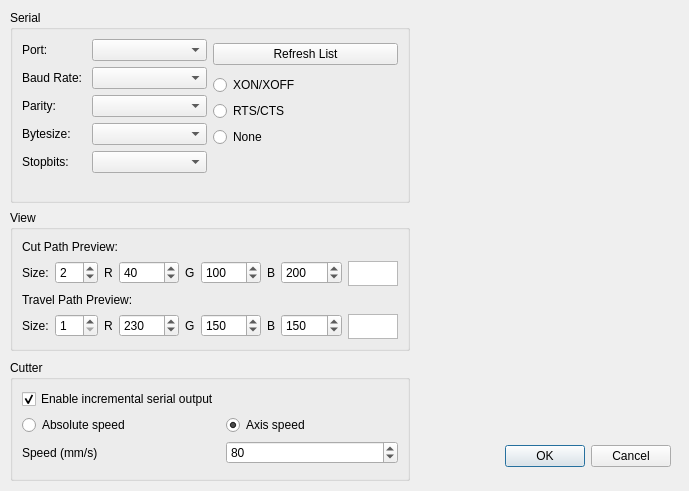
Qt form dialogsettings.ui (makerslocal/localplot) before a commit.
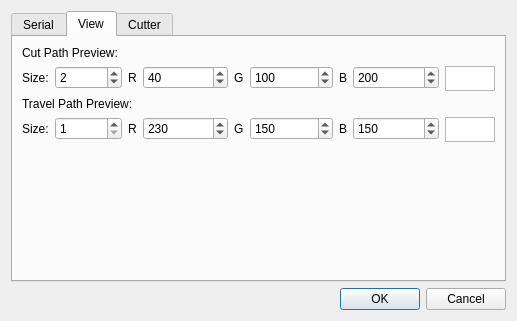
The same form after that commit. The open tabs and pages were chosen to show the change.

Commit message: Cleaned up the settings dialog

Patch:
```diff
--- a/dialogsettings.ui
+++ b/dialogsettings.ui
@@ -6,54 +6,30 @@
    <rect>
     <x>0</x>
     <y>0</y>
-    <width>689</width>
-    <height>491</height>
+    <width>517</width>
+    <height>321</height>
    </rect>
   </property>
   <property name="windowTitle">
    <string>Dialog</string>
   </property>
-  <widget class="QDialogButtonBox" name="buttonBox">
-   <property name="geometry">
-    <rect>
-     <x>330</x>
-     <y>440</y>
-     <width>341</width>
-     <height>32</height>
-    </rect>
-   </property>
-   <property name="orientation">
-    <enum>Qt::Horizontal</enum>
-   </property>
-   <property name="standardButtons">
-    <set>QDialogButtonBox::Cancel|QDialogButtonBox::Ok</set>
-   </property>
-  </widget>
-  <widget class="QGroupBox" name="groupBox_serial">
-   <property name="geometry">
-    <rect>
-     <x>10</x>
-     <y>10</y>
-     <width>400</width>
-     <height>193</height>
-    </rect>
-   </property>
-   <property name="minimumSize">
-    <size>
-     <width>400</width>
-     <height>150</height>
-    </size>
-   </property>
-   <property name="title">
+  <layout class="QVBoxLayout" name="verticalLayout">
+   <item>
+    <widget class="QTabWidget" name="tabWidget">
+     <property name="sizePolicy">
+      <sizepolicy hsizetype="Expanding" vsizetype="Expanding">
+       <horstretch>0</horstretch>
+       <verstretch>0</verstretch>
+      </sizepolicy>
+     </property>
+     <property name="currentIndex">
+      <number>0</number>
+     </property>
+     <widget class="QWidget" name="tab">
+      <attribute name="title">
     <string>Serial</string>
-   </property>
-   <property name="flat">
-    <bool>false</bool>
-   </property>
-   <property name="checkable">
-    <bool>false</bool>
-   </property>
-   <layout class="QHBoxLayout" name="horizontalLayout_8">
+      </attribute>
+      <layout class="QHBoxLayout" name="horizontalLayout">
     <item>
      <layout class="QFormLayout" name="formLayout">
       <item row="0" column="0">
@@ -115,16 +91,12 @@
     <item>
      <layout class="QVBoxLayout" name="verticalLayout_3">
       <item>
-       <layout class="QHBoxLayout" name="horizontalLayout_5">
-        <item>
          <widget class="QPushButton" name="pushButton_serialRefresh">
           <property name="text">
            <string>Refresh List</string>
           </property>
          </widget>
         </item>
-       </layout>
-      </item>
       <item>
        <layout class="QVBoxLayout" name="verticalLayout_2">
         <item>
@@ -179,96 +151,19 @@
     </item>
    </layout>
   </widget>
-  <widget class="QGroupBox" name="groupBox_cutter">
-   <property name="geometry">
-    <rect>
-     <x>10</x>
-     <y>360</y>
-     <width>400</width>
-     <height>121</height>
-    </rect>
-   </property>
-   <property name="title">
-    <string>Cutter</string>
-   </property>
-   <layout class="QHBoxLayout" name="horizontalLayout_10">
-    <item>
-     <layout class="QFormLayout" name="formLayout_15">
-      <item row="2" column="0">
-       <widget class="QLabel" name="label_23">
-        <property name="text">
-         <string>Speed (mm/s)</string>
-        </property>
-       </widget>
-      </item>
-      <item row="2" column="1">
-       <widget class="QSpinBox" name="spinBox_cutterSpeed">
-        <property name="minimum">
-         <number>1</number>
-        </property>
-        <property name="maximum">
-         <number>999</number>
-        </property>
-        <property name="value">
-         <number>80</number>
-        </property>
-       </widget>
-      </item>
-      <item row="0" column="0">
-       <widget class="QCheckBox" name="checkBox_cutterSpeed">
-        <property name="toolTip">
-         <string extracomment="Use this if sending all of the serial data at once overwhelms the cutter and causes it to crash."/>
-        </property>
-        <property name="text">
-         <string>Enable incremental serial output</string>
-        </property>
-        <property name="checked">
-         <bool>true</bool>
-        </property>
-       </widget>
-      </item>
-      <item row="1" column="0">
-       <widget class="QRadioButton" name="radioButton_cutterSpeedAbsolute">
-        <property name="text">
-         <string>Absolute speed</string>
-        </property>
-       </widget>
-      </item>
-      <item row="1" column="1">
-       <widget class="QRadioButton" name="radioButton_cutterAxisSpeed">
-        <property name="text">
-         <string>Axis speed</string>
-        </property>
-        <property name="checked">
-         <bool>true</bool>
-        </property>
-       </widget>
-      </item>
-     </layout>
-    </item>
-   </layout>
-  </widget>
-  <widget class="QGroupBox" name="groupBox_view">
-   <property name="geometry">
-    <rect>
-     <x>10</x>
-     <y>210</y>
-     <width>400</width>
-     <height>141</height>
-    </rect>
-   </property>
-   <property name="minimumSize">
-    <size>
-     <width>400</width>
-     <height>0</height>
-    </size>
-   </property>
-   <property name="title">
+     <widget class="QWidget" name="tab_2">
+      <attribute name="title">
     <string>View</string>
-   </property>
+      </attribute>
    <layout class="QVBoxLayout" name="verticalLayout_4">
     <item>
      <widget class="QLabel" name="label_6">
+         <property name="sizePolicy">
+          <sizepolicy hsizetype="Preferred" vsizetype="Fixed">
+           <horstretch>0</horstretch>
+           <verstretch>0</verstretch>
+          </sizepolicy>
+         </property>
       <property name="text">
        <string>Cut Path Preview:</string>
       </property>
@@ -424,6 +319,12 @@
     </item>
     <item>
      <widget class="QLabel" name="label_11">
+         <property name="sizePolicy">
+          <sizepolicy hsizetype="Preferred" vsizetype="Fixed">
+           <horstretch>0</horstretch>
+           <verstretch>0</verstretch>
+          </sizepolicy>
+         </property>
       <property name="text">
        <string>Travel Path Preview:</string>
       </property>
@@ -565,8 +466,108 @@
       </item>
      </layout>
     </item>
-   </layout>
-  </widget>
+       <item>
+        <spacer name="verticalSpacer">
+         <property name="orientation">
+          <enum>Qt::Vertical</enum>
+         </property>
+         <property name="sizeHint" stdset="0">
+          <size>
+           <width>20</width>
+           <height>40</height>
+          </size>
+         </property>
+        </spacer>
+       </item>
+      </layout>
+     </widget>
+     <widget class="QWidget" name="tab_3">
+      <attribute name="title">
+       <string>Cutter</string>
+      </attribute>
+      <layout class="QVBoxLayout" name="verticalLayout_5">
+       <item>
+        <layout class="QFormLayout" name="formLayout_15">
+         <item row="2" column="0">
+          <widget class="QLabel" name="label_23">
+           <property name="text">
+            <string>Speed (mm/s)</string>
+           </property>
+          </widget>
+         </item>
+         <item row="2" column="1">
+          <widget class="QSpinBox" name="spinBox_cutterSpeed">
+           <property name="minimum">
+            <number>1</number>
+           </property>
+           <property name="maximum">
+            <number>999</number>
+           </property>
+           <property name="value">
+            <number>80</number>
+           </property>
+          </widget>
+         </item>
+         <item row="0" column="0">
+          <widget class="QCheckBox" name="checkBox_cutterSpeed">
+           <property name="toolTip">
+            <string extracomment="Use this if sending all of the serial data at once overwhelms the cutter and causes it to crash."/>
+           </property>
+           <property name="text">
+            <string>Enable incremental serial output</string>
+           </property>
+           <property name="checked">
+            <bool>true</bool>
+           </property>
+          </widget>
+         </item>
+         <item row="1" column="0">
+          <widget class="QRadioButton" name="radioButton_cutterSpeedAbsolute">
+           <property name="text">
+            <string>Absolute speed</string>
+           </property>
+          </widget>
+         </item>
+         <item row="1" column="1">
+          <widget class="QRadioButton" name="radioButton_cutterAxisSpeed">
+           <property name="text">
+            <string>Axis speed</string>
+           </property>
+           <property name="checked">
+            <bool>true</bool>
+           </property>
+          </widget>
+         </item>
+        </layout>
+       </item>
+       <item>
+        <spacer name="verticalSpacer_3">
+         <property name="orientation">
+          <enum>Qt::Vertical</enum>
+         </property>
+         <property name="sizeHint" stdset="0">
+          <size>
+           <width>20</width>
+           <height>40</height>
+          </size>
+         </property>
+        </spacer>
+       </item>
+      </layout>
+     </widget>
+    </widget>
+   </item>
+   <item>
+    <widget class="QDialogButtonBox" name="buttonBox">
+     <property name="orientation">
+      <enum>Qt::Horizontal</enum>
+     </property>
+     <property name="standardButtons">
+      <set>QDialogButtonBox::Cancel|QDialogButtonBox::Ok</set>
+     </property>
+    </widget>
+   </item>
+  </layout>
  </widget>
  <resources/>
  <connections>
```
Lines whose indentation alone changed are shown as unchanged.
